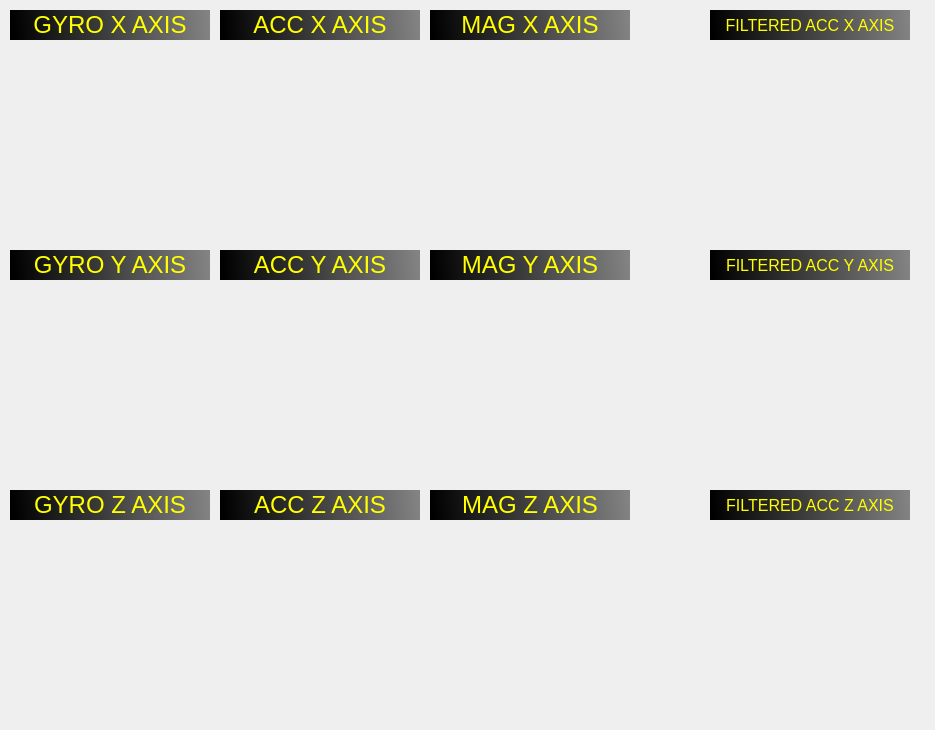
Above: mainwindow.ui from ahmetcihan/GUI_gyro_observer before the change. Below: the same form after it.
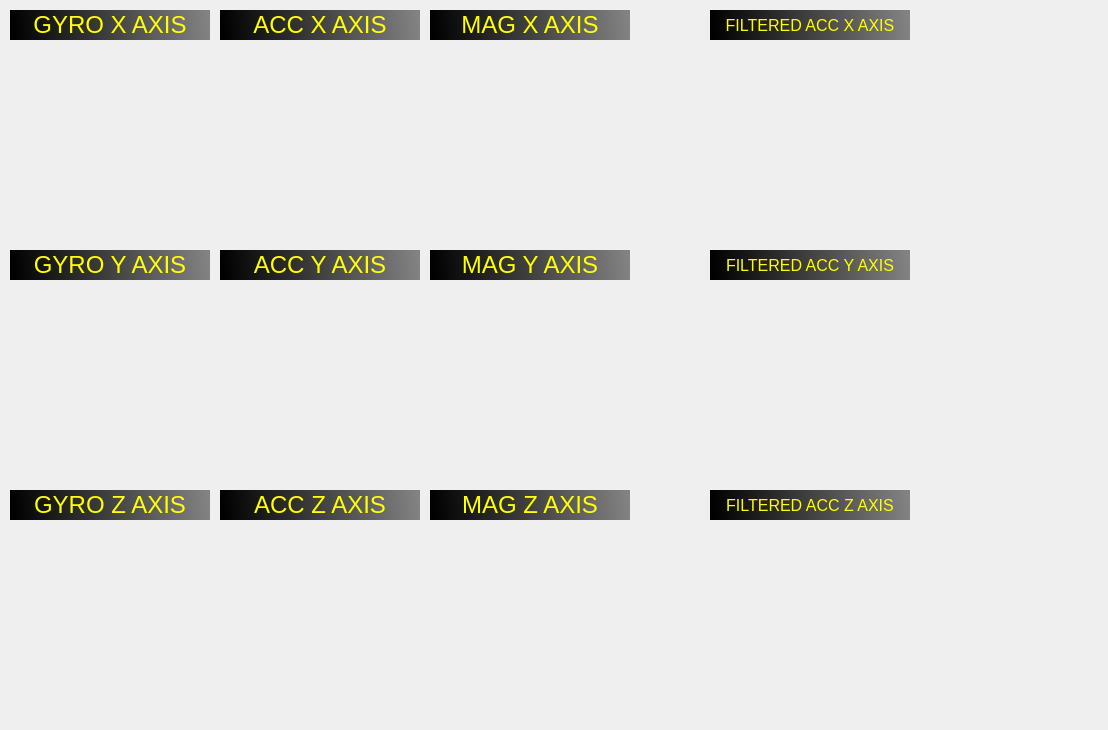
That is the form after the change.

```diff
--- a/mainwindow.ui
+++ b/mainwindow.ui
@@ -6,7 +6,7 @@
    <rect>
     <x>0</x>
     <y>0</y>
-    <width>935</width>
+    <width>1108</width>
     <height>730</height>
    </rect>
   </property>
```
